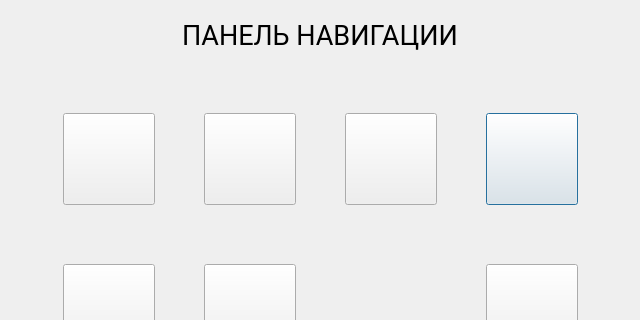
Qt form src/KbAis.OpenPit.Firmware.App.Dmp.Presentation/opf/app/view/dmp/screens/main/main_view_dialog_nav.ui (KB-AIS/kbais-openpit-firmware) before a commit; both pictures show x 0 to 640 and y 0 to 320 of the 640 by 480 pixel window.
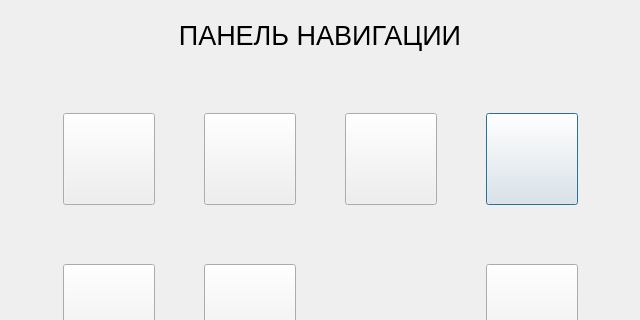
The same form after that commit. Icons and pictures are not drawn.

```diff
--- a/src/KbAis.OpenPit.Firmware.App.Dmp.Presentation/opf/app/view/dmp/screens/main/main_view_dialog_nav.ui
+++ b/src/KbAis.OpenPit.Firmware.App.Dmp.Presentation/opf/app/view/dmp/screens/main/main_view_dialog_nav.ui
@@ -174,7 +174,6 @@
    </property>
    <property name="font">
     <font>
-     <family>Roboto</family>
      <pointsize>20</pointsize>
     </font>
    </property>
```
Left out of the diff: 4 changed lines with no effect on the pictures.
